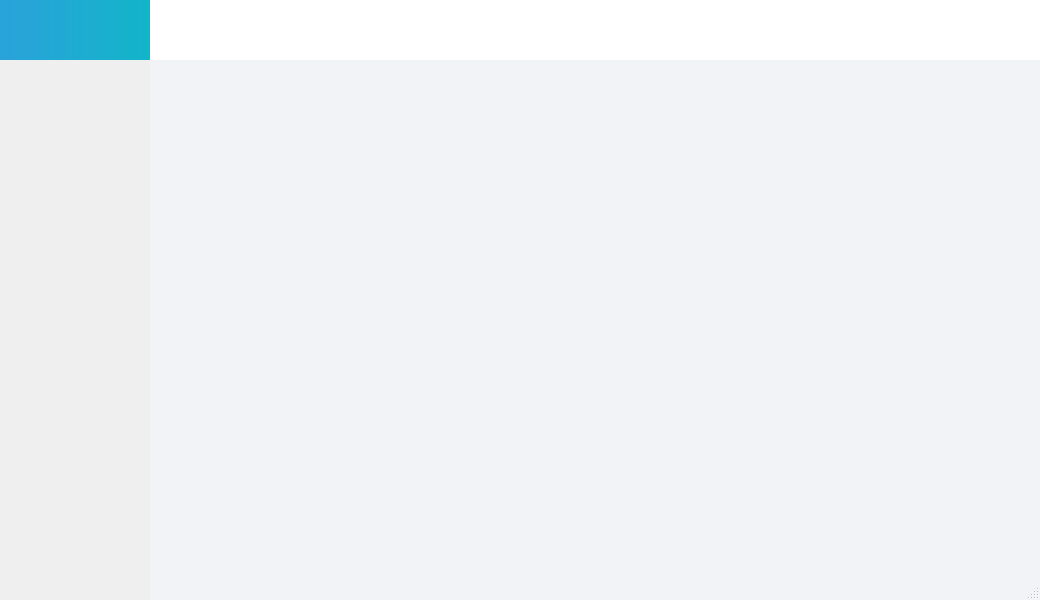
Above: dialog.ui from QUAFFquaff/stock before the change. Below: the same form after it.
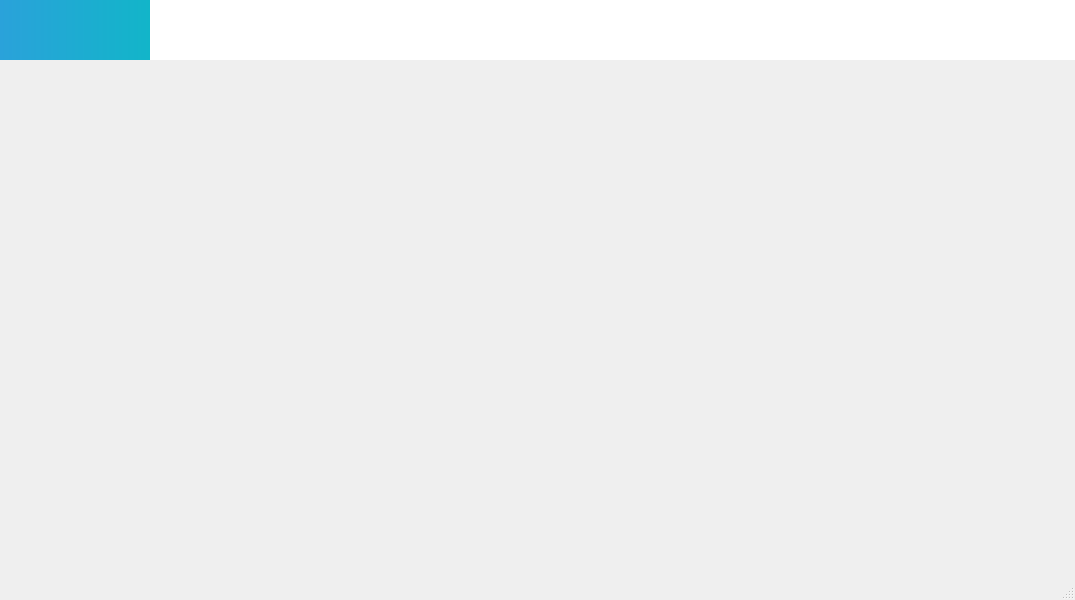
That is the form after the change. Custom widgets are drawn as their Qt base class.

The edit to the form file:
```diff
--- a/dialog.ui
+++ b/dialog.ui
@@ -6,13 +6,13 @@
    <rect>
     <x>0</x>
     <y>0</y>
-    <width>1040</width>
+    <width>1075</width>
     <height>600</height>
    </rect>
   </property>
   <property name="minimumSize">
    <size>
-    <width>1040</width>
+    <width>1075</width>
     <height>600</height>
    </size>
   </property>
@@ -29,7 +29,7 @@
    <string notr="true">QLabel#labTitle{background-color:qlineargradient(spread:pad, x1:0, y1:0, x2:1, y2:0, stop:0 #2AA2DA, stop:1 #12B5C9);color:#F0F0F0;}
 QWidget#widgetTop{background:#FFFFFF;}
 QWidget#widgetMain{background:#F1F3F6;}
-QLabel#label{color:#202020;font:50pt;}</string>
+</string>
   </property>
   <property name="sizeGripEnabled">
    <bool>true</bool>
@@ -267,26 +267,7 @@
     </widget>
    </item>
    <item row="1" column="1">
-    <widget class="QWidget" name="widgetMain" native="true">
-     <property name="sizePolicy">
-      <sizepolicy hsizetype="Expanding" vsizetype="Expanding">
-       <horstretch>0</horstretch>
-       <verstretch>0</verstretch>
-      </sizepolicy>
-     </property>
-     <layout class="QVBoxLayout" name="verticalLayout">
-      <item>
-       <widget class="QLabel" name="label">
-        <property name="text">
-         <string/>
-        </property>
-        <property name="alignment">
-         <set>Qt::AlignCenter</set>
-        </property>
-       </widget>
-      </item>
-     </layout>
-    </widget>
+    <layout class="QGridLayout" name="mainLayout"/>
    </item>
   </layout>
  </widget>
```
